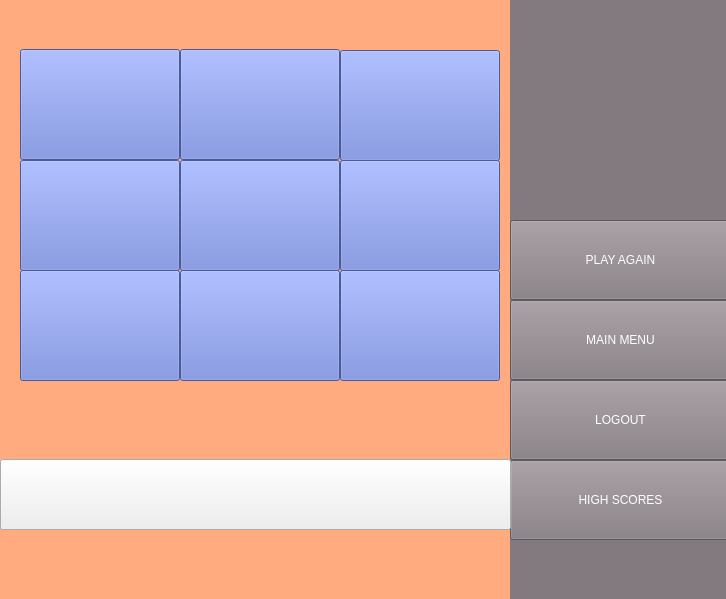
The window that Tic Tac Toe GUI/tictactoe1.ui (Biancaa-R/TIC-TAC-TOE-Gui) describes before a commit, drawn with Qt 5.
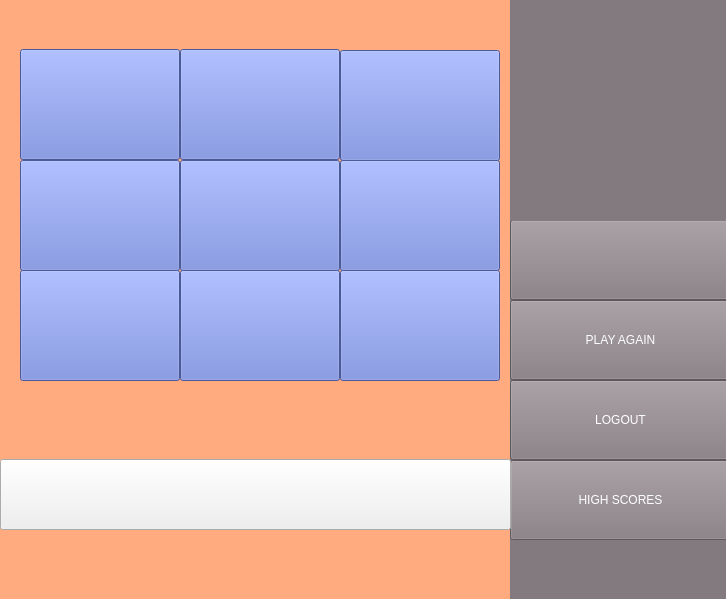
The same window after the commit.

```diff
--- a/Tic Tac Toe GUI/tictactoe1.ui
+++ b/Tic Tac Toe GUI/tictactoe1.ui
@@ -377,7 +377,7 @@
      </property>
      <layout class="QVBoxLayout" name="verticalLayout_7">
       <item>
-       <widget class="QPushButton" name="pushButton_2">
+       <widget class="QPushButton" name="playagain">
         <property name="sizePolicy">
          <sizepolicy hsizetype="Minimum" vsizetype="Minimum">
           <horstretch>0</horstretch>
@@ -389,7 +389,7 @@
 font: 14pt &quot;Sitka Small&quot;;</string>
         </property>
         <property name="text">
-         <string>MAIN MENU</string>
+         <string>PLAY AGAIN</string>
         </property>
        </widget>
       </item>
@@ -406,7 +406,7 @@
      </property>
      <layout class="QVBoxLayout" name="verticalLayout_8">
       <item>
-       <widget class="QPushButton" name="playagain">
+       <widget class="QPushButton" name="value">
         <property name="sizePolicy">
          <sizepolicy hsizetype="Minimum" vsizetype="Minimum">
           <horstretch>0</horstretch>
@@ -418,7 +418,7 @@
 font: 14pt &quot;Sitka Small&quot;;</string>
         </property>
         <property name="text">
-         <string>PLAY AGAIN</string>
+         <string/>
         </property>
        </widget>
       </item>
@@ -481,6 +481,31 @@
      </property>
      <layout class="QVBoxLayout" name="verticalLayout_4"/>
     </widget>
+    <widget class="QWidget" name="verticalLayoutWidget_8">
+     <property name="geometry">
+      <rect>
+       <x>0</x>
+       <y>0</y>
+       <width>221</width>
+       <height>221</height>
+      </rect>
+     </property>
+     <layout class="QVBoxLayout" name="verticalLayout_5">
+      <item>
+       <spacer name="verticalSpacer">
+        <property name="orientation">
+         <enum>Qt::Vertical</enum>
+        </property>
+        <property name="sizeHint" stdset="0">
+         <size>
+          <width>20</width>
+          <height>400</height>
+         </size>
+        </property>
+       </spacer>
+      </item>
+     </layout>
+    </widget>
    </widget>
    <widget class="QWidget" name="gridLayoutWidget_11">
     <property name="geometry">
```
Left out of the diff: 18 changed lines with no effect on the pictures.
